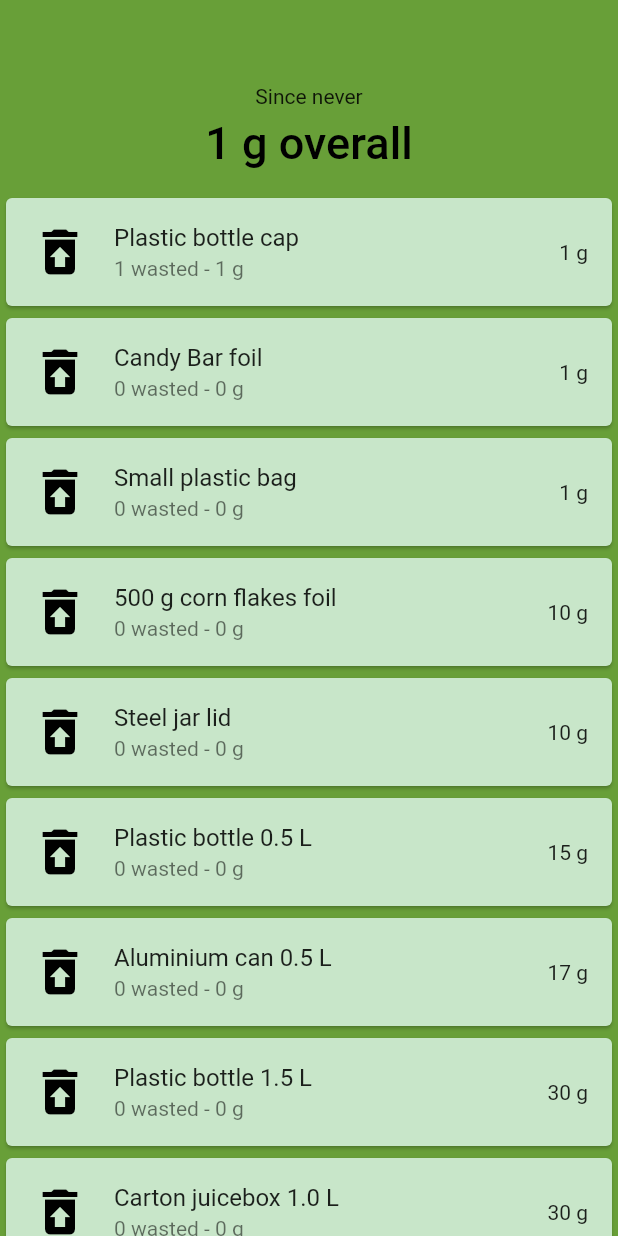
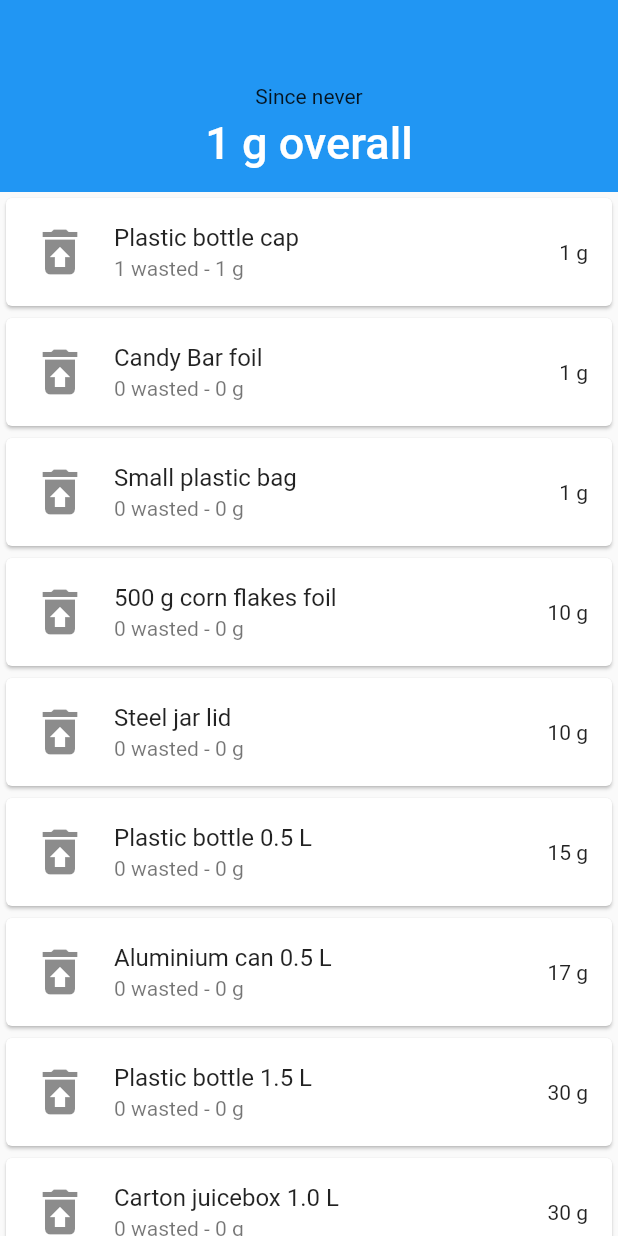
Before and after one commit to mattmaniak/rubbish_calc, a Flutter app: the screen it shows after launch, after a tap on "Plastic bottle cap", on a phone screen of 412 x 824 dp. Run offline on Flutter 3.47's test engine with Material 2 defaults, Android fonts, the phone set to English and light mode, and no system bars.

Commit message:
Remove styling to make the development easier for now.

```diff
--- a/lib/about.dart
+++ b/lib/about.dart
@@ -4,7 +4,6 @@ import 'package:url_launcher/url_launcher.dart';
 
 import 'bar.dart';
 import 'error_dialog.dart';
-import 'style.dart' as style;
 
 class About extends StatelessWidget {
   static const String _semanticVersion = '1.0.0-dev';
@@ -21,7 +20,6 @@ class About extends StatelessWidget {
   Widget build(BuildContext context) {
     return SafeArea(
       child: Scaffold(
-        backgroundColor: style.backgroundColor,
         body: CustomScrollView(
           slivers: [
             Bar(
@@ -75,13 +73,11 @@ class _AboutButton extends StatelessWidget {
 
   Widget build(BuildContext context) {
     return Card(
-      color: style.foregroundColor,
       child: ListTile(
         title: Text(
           title,
           textAlign: TextAlign.center,
           style: TextStyle(
-            color: style.linkColor,
             decoration: TextDecoration.underline,
           ),
         ),
--- a/lib/app.dart
+++ b/lib/app.dart
@@ -4,7 +4,6 @@ import 'about.dart';
 import 'bar.dart';
 import 'item.dart';
 import 'rubbish.dart';
-import 'style.dart' as style;
 
 class App extends StatefulWidget {
   @override
@@ -36,30 +35,26 @@ class _AppState extends State<App> {
 
   @override
   Widget build(BuildContext context) {
-    _items = _rubbish.map((item) =>
-      Card(
-        color: style.foregroundColor,
+    _items = _rubbish
+        .map(
+          (item) => Card(
             child: ListTile(
                 leading: Icon(
                   Icons.restore_from_trash,
-            color: style.textColor,
                   size: 40.0,
                 ),
                 title: Text(item.name),
-          subtitle: Text(
-            item.numberInRubbish.toString() +
+                subtitle: Text(item.numberInRubbish.toString() +
                     ' wasted - ' +
                     (item.numberInRubbish * item.weightGrams).toString() +
-            ' g'
+                    ' g'),
+                trailing: Text(item.weightGrams.toString() + ' g'),
+                onTap: () => _countRubbishGrams(item)),
           ),
-          trailing: Text(item.weightGrams.toString() + ' g'),
-          onTap: () => _countRubbishGrams(item)
-        ),
-      ),
-    ).toList();
+        )
+        .toList();
 
     return Scaffold(
-      backgroundColor: style.backgroundColor,
       body: CustomScrollView(
         slivers: [
           Bar(
@@ -77,14 +72,8 @@ class _AppState extends State<App> {
                   alignment: MainAxisAlignment.center,
                   children: [
                     FlatButton(
-                      child: Text(
-                        'About',
-                        style: TextStyle(
-                          color: style.textColor,
-                        ),
-                      ),
+                      child: Text('About'),
                       onPressed: _navigateToAboutScreen,
-                      color: style.foregroundColor,
                     ),
                   ],
                 ),
--- a/lib/bar.dart
+++ b/lib/bar.dart
@@ -1,6 +1,4 @@
 import 'package:flutter/material.dart';
-
-import 'style.dart' as style;
 
 class Bar extends StatelessWidget {
   final String text;
@@ -15,18 +13,12 @@ class Bar extends StatelessWidget {
   Widget build(BuildContext context) {
     return SliverAppBar(
       leading: _renderReturnArrow(context),
-      backgroundColor: style.backgroundColor,
       pinned: true,
       floating: true,
       expandedHeight: 128.0,
       flexibleSpace: FlexibleSpaceBar(
         centerTitle: true,
-        title: Text(
-          text,
-          style: TextStyle(
-            color: style.textColor,
-          ),
-        ),
+        title: Text(text),
         background: Center(
           child: Text(backgroundText),
         ),
@@ -38,7 +30,6 @@ class Bar extends StatelessWidget {
     if (displayReturnArrow) {
       return IconButton(
         icon: Icon(Icons.arrow_back),
-        color: style.foregroundColor,
         onPressed: () => Navigator.pop(context),
       );
     }
--- a/lib/style.dart
+++ /dev/null
@@ -1,9 +0,0 @@
-library style;
-
-import 'package:flutter/material.dart';
-
-Color get backgroundColor => Colors.lightGreen[700];
-Color get foregroundColor => Colors.green[100];
-Color get textColor => Colors.black;
-Color get linkColor => Colors.blue;
-Color get errorColor => Colors.red[200];
```
Also changed, not shown: lib/error_dialog.dart (+1 -10 lines), lib/snack_bar_info.dart (+1 -9 lines). Lines whose indentation alone changed are shown as unchanged.
